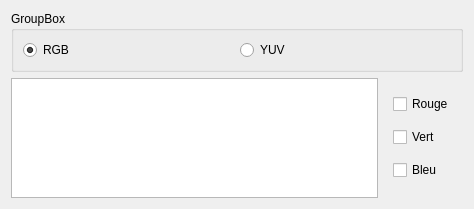
namealreadytaken/fotochope, file fotochop/Histogramme.ui: the form before one commit.
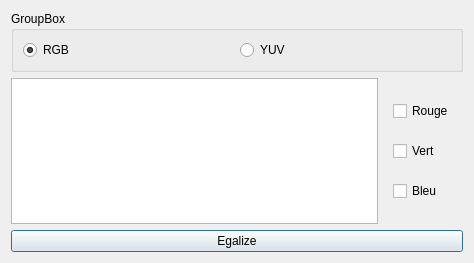
The form after the commit.

Commit message: optimisation de la transparence correction de setLabelSize changemet de la fenetre principale (pensez a virer newForm du projet) Mise a jour de l'histogramme, il n'est toujours pas fonctionnel

The edit to the form file:
```diff
--- a/fotochop/Histogramme.ui
+++ b/fotochop/Histogramme.ui
@@ -7,7 +7,7 @@
     <x>0</x>
     <y>0</y>
     <width>474</width>
-    <height>209</height>
+    <height>263</height>
    </rect>
   </property>
   <property name="mouseTracking">
@@ -112,6 +112,13 @@
      </item>
     </layout>
    </item>
+   <item row="2" column="0">
+    <widget class="QPushButton" name="egalizeButton">
+     <property name="text">
+      <string>Egalize</string>
+     </property>
+    </widget>
+   </item>
   </layout>
  </widget>
  <resources/>
```
The commit also changes 13 other files.
